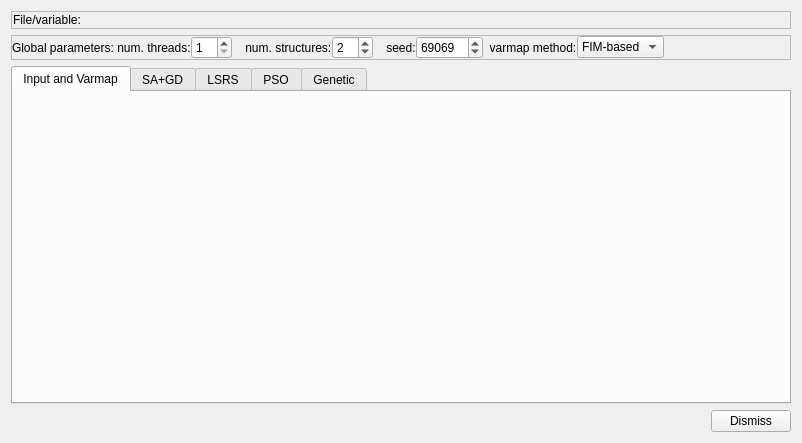
Old version of the form dialogs/automaticvarfitdialog.ui in the repository PauloCarvalhoRJ/gammaray.
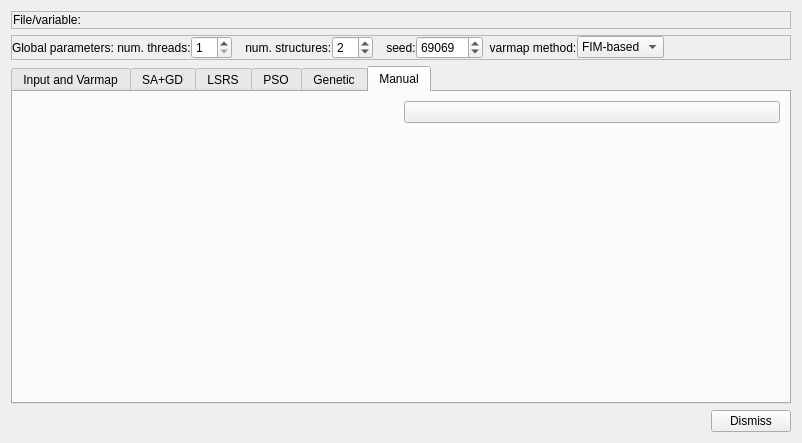
New version of the form. The open tabs and pages were chosen to show the change. Icons and pictures are not drawn.

What changed in the file:
```diff
--- a/dialogs/automaticvarfitdialog.ui
+++ b/dialogs/automaticvarfitdialog.ui
@@ -999,6 +999,43 @@
        </item>
       </layout>
      </widget>
+     <widget class="QWidget" name="tabManual">
+      <attribute name="title">
+       <string>Manual</string>
+      </attribute>
+      <layout class="QGridLayout" name="gridLayout_5">
+       <item row="0" column="0" colspan="2">
+        <layout class="QVBoxLayout" name="layoutFieldsForManual"/>
+       </item>
+       <item row="1" column="1">
+        <widget class="QPushButton" name="btnDoWithManual">
+         <property name="toolTip">
+          <string>Run with SA+GD</string>
+         </property>
+         <property name="text">
+          <string/>
+         </property>
+         <property name="icon">
+          <iconset resource="../resources.qrc">
+           <normaloff>:/icons32/play32</normaloff>:/icons32/play32</iconset>
+         </property>
+        </widget>
+       </item>
+       <item row="2" column="0">
+        <spacer name="verticalSpacer_5">
+         <property name="orientation">
+          <enum>Qt::Vertical</enum>
+         </property>
+         <property name="sizeHint" stdset="0">
+          <size>
+           <width>20</width>
+           <height>227</height>
+          </size>
+         </property>
+        </spacer>
+       </item>
+      </layout>
+     </widget>
     </widget>
    </item>
    <item>
```
Left out of the diff: 50 changed lines with no effect on the pictures.
